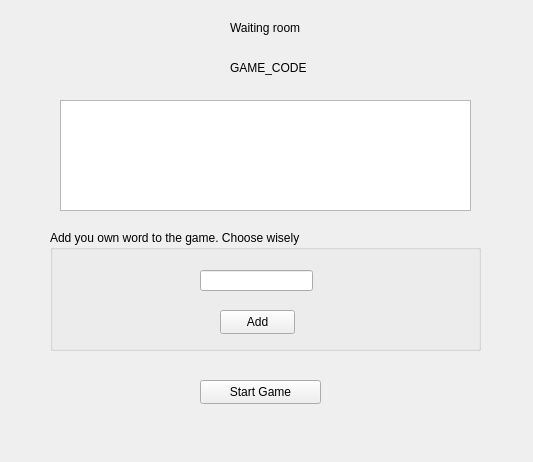
Above: Client/Client/Client/WaitingRoom.ui from ElenaLaura366/ProjectModernCpp before the change. Below: the same form after it.
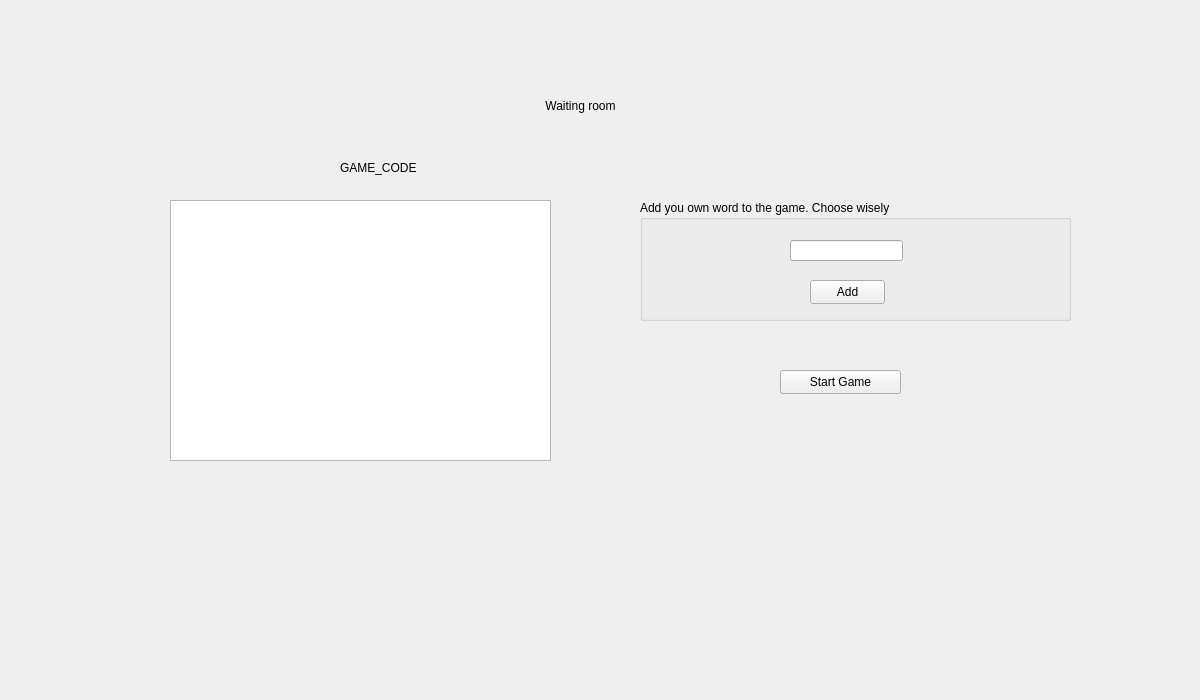
That is the form after the change.

Commit message: Changed ui, made chat scroll to bottom on answer added.

```diff
--- a/Client/Client/Client/WaitingRoom.ui
+++ b/Client/Client/Client/WaitingRoom.ui
@@ -6,8 +6,8 @@
    <rect>
     <x>0</x>
     <y>0</y>
-    <width>533</width>
-    <height>462</height>
+    <width>1200</width>
+    <height>700</height>
    </rect>
   </property>
   <property name="windowTitle">
@@ -16,21 +16,24 @@
   <widget class="QLabel" name="label">
    <property name="geometry">
     <rect>
-     <x>230</x>
-     <y>20</y>
-     <width>121</width>
-     <height>16</height>
+     <x>530</x>
+     <y>90</y>
+     <width>101</width>
+     <height>31</height>
     </rect>
    </property>
    <property name="text">
     <string>Waiting room</string>
    </property>
+   <property name="alignment">
+    <set>Qt::AlignCenter</set>
+   </property>
   </widget>
   <widget class="QGroupBox" name="groupBox">
    <property name="geometry">
     <rect>
-     <x>50</x>
-     <y>230</y>
+     <x>640</x>
+     <y>200</y>
      <width>431</width>
      <height>121</height>
     </rect>
@@ -65,8 +68,8 @@
   <widget class="QPushButton" name="startGame">
    <property name="geometry">
     <rect>
-     <x>200</x>
-     <y>380</y>
+     <x>780</x>
+     <y>370</y>
      <width>121</width>
      <height>24</height>
     </rect>
@@ -78,8 +81,8 @@
   <widget class="QLabel" name="label_2">
    <property name="geometry">
     <rect>
-     <x>230</x>
-     <y>60</y>
+     <x>340</x>
+     <y>160</y>
      <width>111</width>
      <height>16</height>
     </rect>
@@ -91,10 +94,10 @@
   <widget class="QListWidget" name="listWidget">
    <property name="geometry">
     <rect>
-     <x>60</x>
-     <y>100</y>
-     <width>411</width>
-     <height>111</height>
+     <x>170</x>
+     <y>200</y>
+     <width>381</width>
+     <height>261</height>
     </rect>
    </property>
   </widget>
```
The commit also changes 7 other files.
